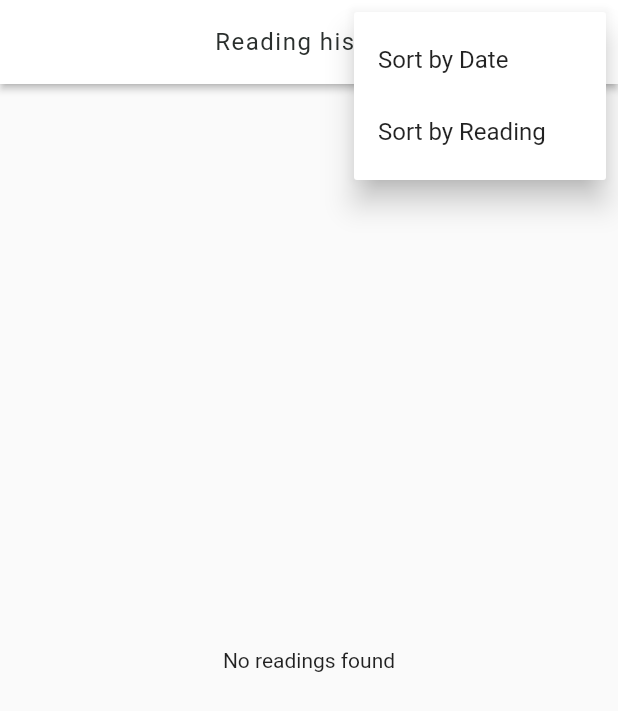
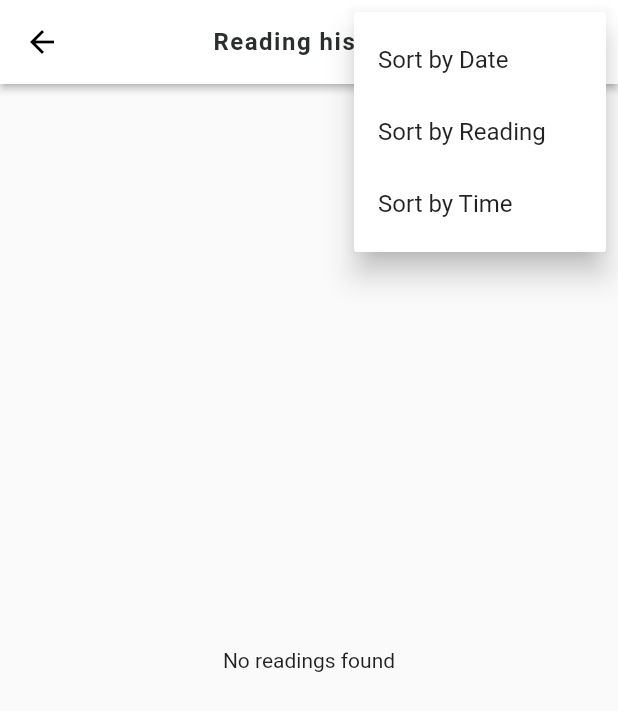
Before and after one commit to adithyaakrishna/vino, a Flutter app: the ReadingHistoryPage screen opened directly, after a tap on the "more vert" icon, on a phone screen of 412 x 824 dp. Shown: the top 711 px of the screen. Run offline on Flutter 3.47's test engine with Material 2 defaults, Android fonts, the phone set to English and light mode, and no system bars; our stand-ins replace camera, image_picker, shared_preferences; missing offline and left inert: google_ml_kit; accounts and stored records are empty; Roboto replaces fonts that are missing (Poppins).

Commit message:
Updated Padding and Texts
Signed-off-by: Adithya Krishna <adikrish@redhat.com>

```diff
--- a/lib/history_screen.dart
+++ b/lib/history_screen.dart
@@ -31,6 +31,8 @@ class _ReadingHistoryPageState extends State<ReadingHistoryPage> {
             return a.dateTime.compareTo(b.dateTime);
           case SortCriteria.reading:
             return a.reading.compareTo(b.reading);
+          case SortCriteria.time:
+            return a.reading.compareTo(b.time);
         }
       });
     });
@@ -40,6 +42,9 @@ class _ReadingHistoryPageState extends State<ReadingHistoryPage> {
   Widget build(BuildContext context) {
     return Scaffold(
       appBar: AppBar(
+        iconTheme: IconThemeData(
+          color: Colors.black, // <-- SEE HERE
+        ),
        backgroundColor: Colors.white,
         elevation: 2.0,
         title:
@@ -48,7 +53,7 @@ class _ReadingHistoryPageState extends State<ReadingHistoryPage> {
         fontFamily: 'Poppins',
         fontSize: 16,
         letterSpacing: 1,
-        fontWeight: FontWeight.normal,
+        fontWeight: FontWeight.bold,
         height: 1
       ),),
               centerTitle: true,
@@ -63,6 +68,10 @@ class _ReadingHistoryPageState extends State<ReadingHistoryPage> {
               PopupMenuItem(
                 child: Text("Sort by Reading"),
                 value: SortCriteria.reading,
+              ),
+              PopupMenuItem(
+                child: Text("Sort by Time"),
+                value: SortCriteria.time,
               ),
             ],
           )
@@ -94,7 +103,7 @@ class _ReadingHistoryPageState extends State<ReadingHistoryPage> {
   }
 }
 
-enum SortCriteria { date, reading }
+enum SortCriteria { date, reading, time }
 
 class Reading {
   final DateTime dateTime;
--- a/lib/main.dart
+++ b/lib/main.dart
@@ -1,8 +1,6 @@
 import 'package:camera/camera.dart';
 import 'package:flutter/material.dart';
 import 'package:nsmvision_odovinrecog/splash_screen.dart';
-
-import 'camera_screen.dart';
 
 // Global variable for storing the list of cameras available
 List<CameraDescription> cameras = [];
@@ -22,7 +20,7 @@ class MyApp extends StatelessWidget {
   @override
   Widget build(BuildContext context) {
     return MaterialApp(
-      title: 'NSMV TextRecog',
+      title: 'NSMV OdoRecog',
       theme: ThemeData(
         primarySwatch: Colors.blue,
       ),
--- a/lib/splash_screen.dart
+++ b/lib/splash_screen.dart
@@ -31,7 +31,8 @@ Navigator.push(
   Widget build(BuildContext context) {
     return Scaffold(
       backgroundColor: Color(0xFFDCE5F9),
-      body: Center(
+      body: Container(
+        alignment: Alignment.centerRight,
         child: FadeTransition(
           opacity: _animation,
           child: Image.asset('assets/SplashScreen.png'),
```
Also changed, not shown: lib/camera_screen.dart (+32 -31 lines), lib/detail_screen.dart (+19 -15 lines), 1 other file.
